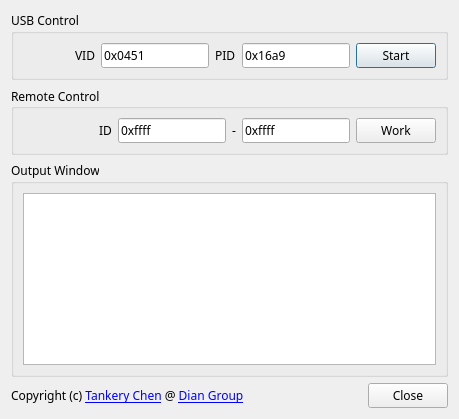
FrankieChan885/dian-zigbee-vote, file PC/src/testDianVote/testdianvote.ui: the form before one commit.
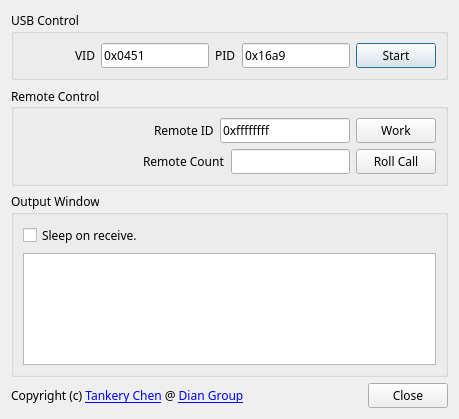
The form after the commit.

Patch:
```diff
--- a/PC/src/testDianVote/testdianvote.ui
+++ b/PC/src/testDianVote/testdianvote.ui
@@ -93,6 +93,8 @@
      <property name="alignment">
       <set>Qt::AlignLeading|Qt::AlignLeft|Qt::AlignVCenter</set>
      </property>
+     <layout class="QVBoxLayout" name="verticalLayout_2">
+      <item>
      <layout class="QHBoxLayout" name="horizontalLayout">
       <item>
        <spacer name="horizontalSpacer_2">
@@ -110,7 +112,7 @@
       <item>
        <widget class="QLabel" name="label_3">
         <property name="text">
-         <string>ID</string>
+           <string>Remote ID</string>
         </property>
        </widget>
       </item>
@@ -123,27 +125,10 @@
          </sizepolicy>
         </property>
         <property name="text">
-         <string>0xffff</string>
+           <string>0xffffffff</string>
         </property>
         <property name="maxLength">
-         <number>6</number>
-        </property>
-       </widget>
-      </item>
-      <item>
-       <widget class="QLabel" name="label_4">
-        <property name="text">
-         <string>-</string>
-        </property>
-       </widget>
-      </item>
-      <item>
-       <widget class="QLineEdit" name="remoteID2">
-        <property name="text">
-         <string>0xffff</string>
-        </property>
-        <property name="maxLength">
-         <number>6</number>
+           <number>10</number>
         </property>
        </widget>
       </item>
@@ -158,6 +143,46 @@
        </widget>
       </item>
      </layout>
+      </item>
+      <item>
+       <layout class="QHBoxLayout" name="horizontalLayout_7">
+        <item>
+         <spacer name="horizontalSpacer_4">
+          <property name="orientation">
+           <enum>Qt::Horizontal</enum>
+          </property>
+          <property name="sizeHint" stdset="0">
+           <size>
+            <width>40</width>
+            <height>20</height>
+           </size>
+          </property>
+         </spacer>
+        </item>
+        <item>
+         <widget class="QLabel" name="label_5">
+          <property name="text">
+           <string>Remote Count</string>
+          </property>
+         </widget>
+        </item>
+        <item>
+         <widget class="QLineEdit" name="remoteCount">
+          <property name="readOnly">
+           <bool>true</bool>
+          </property>
+         </widget>
+        </item>
+        <item>
+         <widget class="QPushButton" name="rollCall">
+          <property name="text">
+           <string>Roll Call</string>
+          </property>
+         </widget>
+        </item>
+       </layout>
+      </item>
+     </layout>
     </widget>
    </item>
    <item>
@@ -165,7 +190,17 @@
      <property name="title">
       <string>Output Window</string>
      </property>
-     <layout class="QHBoxLayout" name="horizontalLayout_2">
+     <layout class="QVBoxLayout" name="verticalLayout_3">
+      <item>
+       <widget class="QCheckBox" name="sleepOnReceive">
+        <property name="toolTip">
+         <string>Sleep the REMOTE when received his vote.</string>
+        </property>
+        <property name="text">
+         <string>Sleep on receive.</string>
+        </property>
+       </widget>
+      </item>
       <item>
        <widget class="QTextEdit" name="output">
         <property name="font">
```
Left out of the diff: 2 changed lines with no effect on the pictures. Lines whose indentation alone changed are shown as unchanged.
